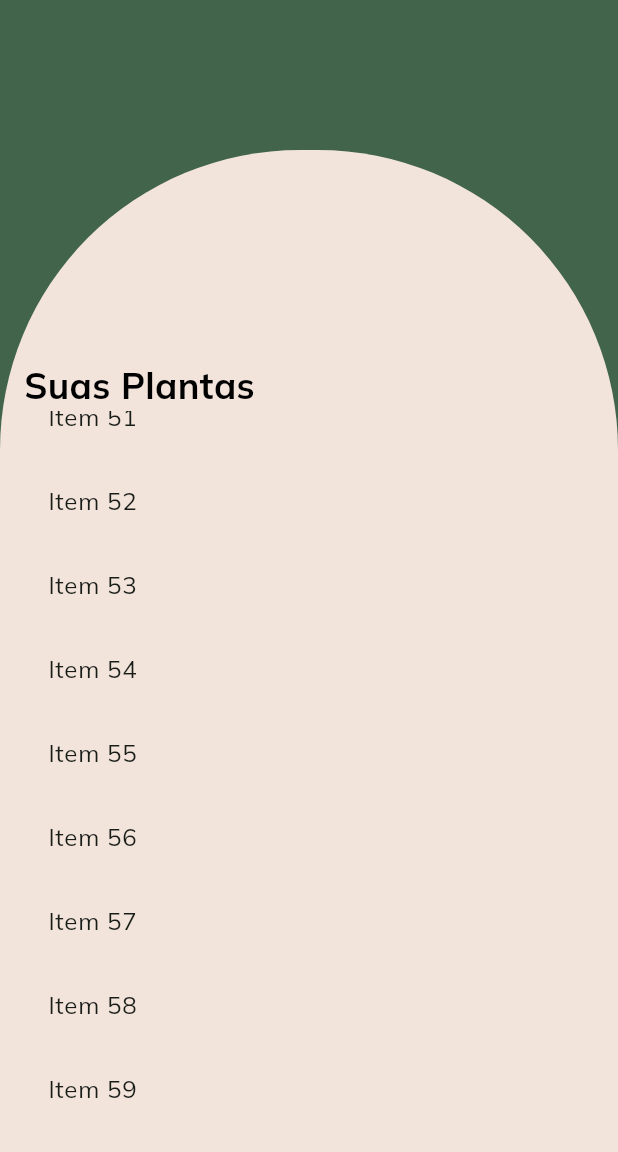
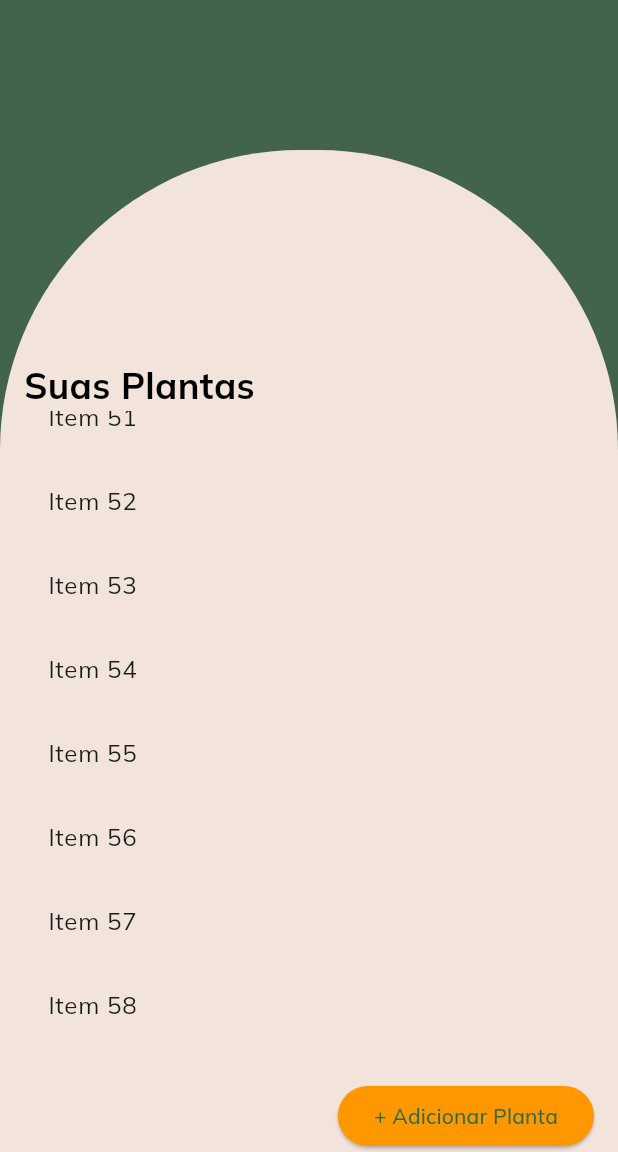
Before and after one commit to isarbela/plantasia-flutter, a Flutter app: the screen it shows after launch, scrolled down 2880 dp, on a phone screen of 412 x 824 dp, the part 84-1236 px from its top. Run offline on Flutter 3.47's test engine with Material 2 defaults, Android fonts, the light colour scheme and no system bars.

Commit message:
Add button add new plant

```diff
--- a/plantasia/lib/modules/screens/dashboard.dart
+++ b/plantasia/lib/modules/screens/dashboard.dart
@@ -62,6 +62,18 @@ class _DashboardState extends State<Dashboard> {
                         );
                       }),
                 ),
+                Row(
+                  mainAxisAlignment: MainAxisAlignment.end,
+                  children: [
+                    ElevatedButton(
+                        style: const ButtonStyle(
+                          backgroundColor:
+                              MaterialStatePropertyAll(Colors.orange),
+                        ),
+                        onPressed: () => {},
+                        child: const Text('+ Adicionar Planta')),
+                  ],
+                ),
               ],
             ),
           ),
```
